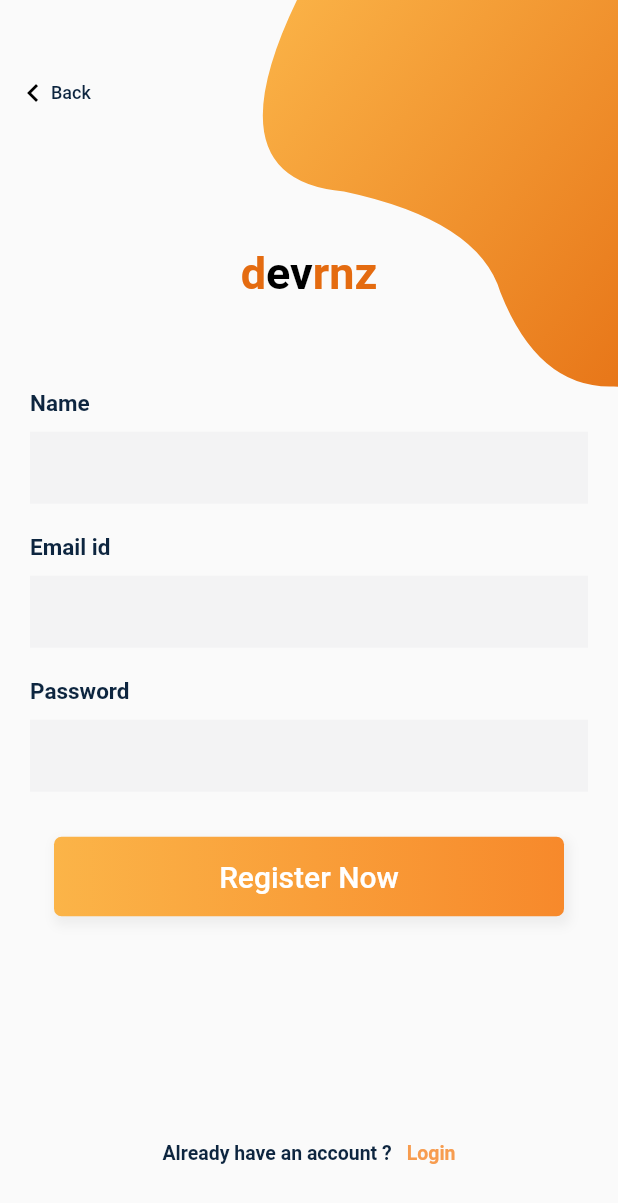
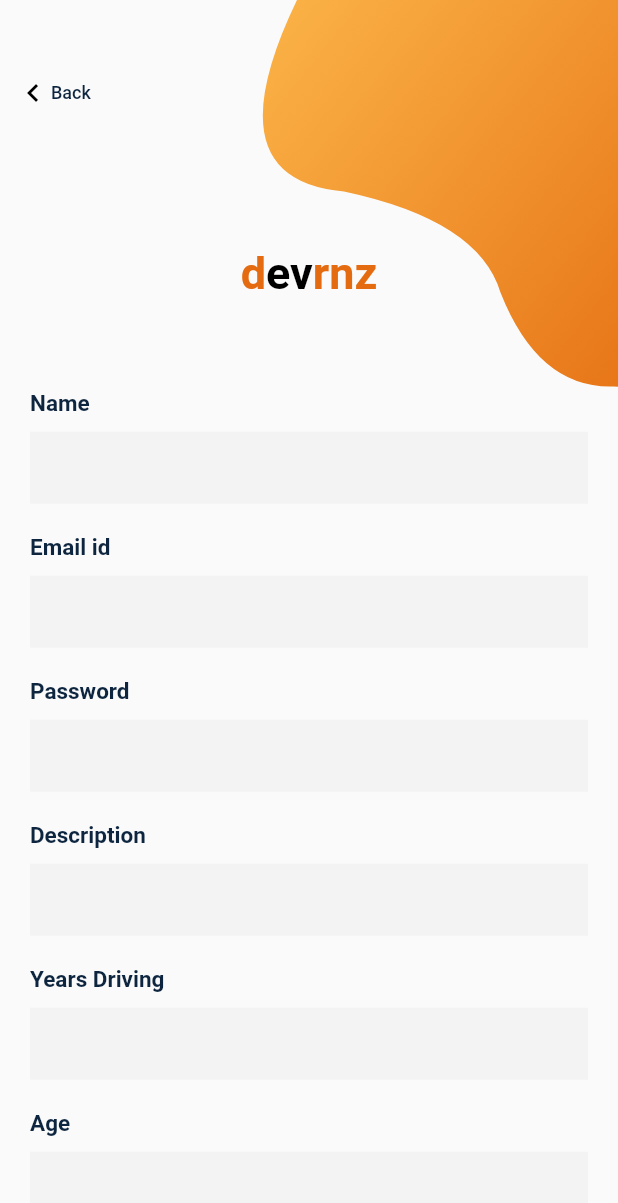
Before and after one commit to crhsidea/family_carpool, a Flutter app: the SignUpPage screen opened directly, on a phone screen of 412 x 824 dp. Shown: the top 1203 px of the screen. Run offline on Flutter 3.47's test engine with Material 2 defaults, Android fonts, the phone set to English and light mode, and no system bars; our stand-ins replace avatar_glow, dio, faker, flutter_local_notifications, geolocator, google_fonts and 5 more; missing offline and left inert: geocoder, google_map_polyline; Roboto replaces fonts that are missing (Poppins).

Commit message:
setup final signup page

```diff
--- a/lib/main.dart
+++ b/lib/main.dart
@@ -4,6 +4,7 @@ import 'dart:math';
 import 'package:faker/faker.dart';
 import 'package:family_carpool/screens/onBoarding.dart';
 import 'package:family_carpool/screens/profile_page.dart';
+import 'package:family_carpool/screens/signup_page.dart';
 import 'package:flutter/material.dart';
 import 'themes/colors.dart';
 import 'package:http/http.dart' as http;
@@ -103,7 +104,7 @@ class MyApp extends StatelessWidget {
             displayColor: LightColors.kDarkBlue,
             fontFamily: 'Poppins'),
       ),
-      home: IntroScreen(),
+      home: SignUpPage(),
       debugShowCheckedModeBanner: false,
     );
   }
--- a/lib/screens/signup_page.dart
+++ b/lib/screens/signup_page.dart
@@ -37,7 +37,14 @@ class _SignUpPageState extends State<SignUpPage> {
     final File file = File('${directory.path}/language.txt');
     await file.writeAsString(name.text.toString());
 
-    await http.get(baseaddr+"users/add/1/"+name.text.toString()+"/"+password.text.toString()+"/"+0.toString()+"/"+0.toString()+"/"+"{email:${email.text.toString()}}"+"/"+json.encode([]));
+    var tmp = {
+      'description':descript.text.toString(),
+      'years':int.parse(years.text.toString()),
+      'email':email.text.toString(),
+      'age':int.parse(age.text.toString())
+    };
+
+    await http.get(baseaddr+"users/add/1/"+name.text.toString()+"/"+password.text.toString()+"/"+0.toString()+"/"+0.toString()+"/"+json.encode(tmp).toString()+"/"+json.encode([]).toString());
 
 
 
@@ -125,6 +132,8 @@ class _SignUpPageState extends State<SignUpPage> {
     );
   }
 
+
+
   Widget _loginAccountLabel() {
     return InkWell(
       onTap: () {
@@ -182,12 +191,19 @@ class _SignUpPageState extends State<SignUpPage> {
     );
   }
 
+
+  TextEditingController descript = new TextEditingController();
+  TextEditingController years = new TextEditingController();
+  TextEditingController age = new TextEditingController();
   Widget _emailPasswordWidget() {
     return Column(
       children: <Widget>[
         _entryField("Name", name),
         _entryField("Email id", email),
         _entryField("Password", password, isPassword: true),
+        _entryField("Description", descript),
+        _entryField("Years Driving", years),
+        _entryField("Age", age,),
       ],
     );
   }
```
